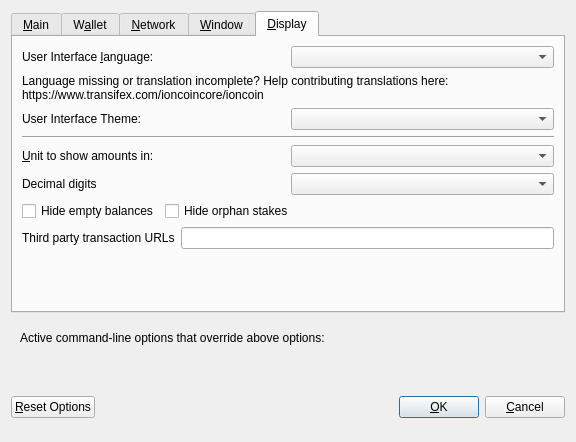
The window that src/qt/forms/optionsdialog.ui (robtimmer/ion) describes before a commit, drawn with Qt 5.
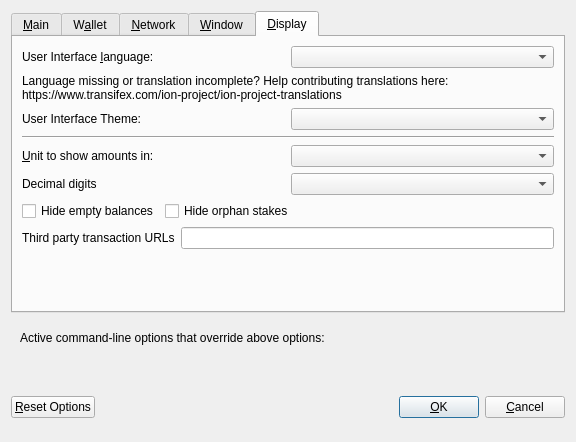
The same window after the commit. Custom widgets are drawn as their Qt base class.

```diff
--- a/src/qt/forms/optionsdialog.ui
+++ b/src/qt/forms/optionsdialog.ui
@@ -524,7 +524,7 @@
          </property>
          <property name="text">
           <string>Language missing or translation incomplete? Help contributing translations here:
-https://www.transifex.com/ioncoincore/ioncoin</string>
+https://www.transifex.com/ion-project/ion-project-translations</string>
          </property>
          <property name="wordWrap">
           <bool>true</bool>
```
